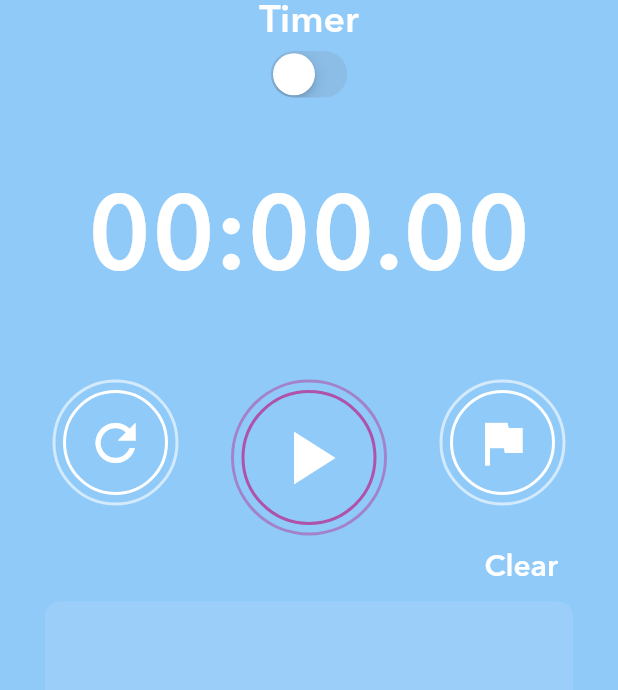
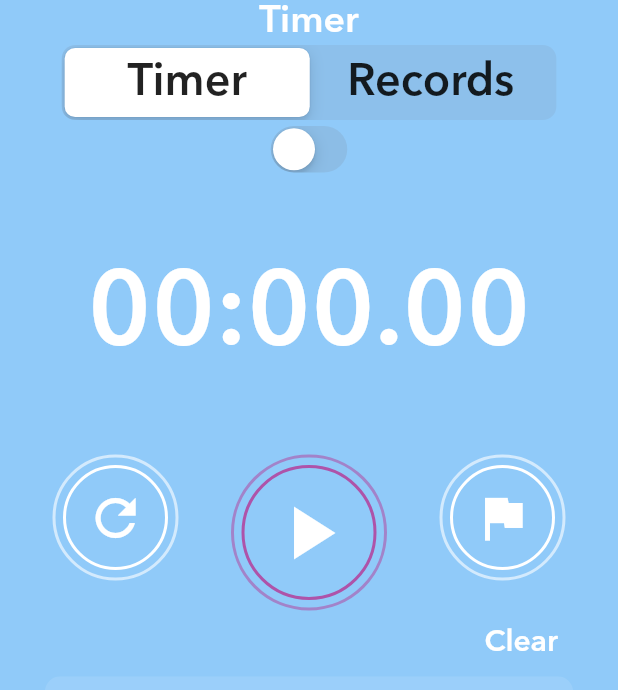
Before and after one commit to Shah-Aayush/stopwatch-app, a Flutter app: the screen it shows after launch, on a phone screen of 412 x 824 dp. Shown: the top 690 px of the screen. Run offline on Flutter 3.47's test engine with Material 2 defaults, Android fonts, the phone set to English and light mode, and no system bars.

Commit message:
add screen structure

```diff
--- a/lib/main.dart
+++ b/lib/main.dart
@@ -3,6 +3,9 @@ import 'dart:ui';
 import 'package:flutter/cupertino.dart';
 import 'package:flutter/material.dart';
 import 'dart:async';
+
+import 'package:stopwatch/screens/records_screen.dart';
+import 'package:stopwatch/screens/timer_screen.dart';
 
 void main() {
   runApp(const MyApp());
@@ -34,12 +37,15 @@ class MyHomePage extends StatefulWidget {
   State<MyHomePage> createState() => _MyHomePageState();
 }
 
+enum SelectedSegment { timer, record }
+
 class _MyHomePageState extends State<MyHomePage> {
   int milliseconds = 0, seconds = 0, minutes = 0, hours = 0;
   late Timer timer;
   bool active = false;
   bool isHourFormat = false;
   List laps = [];
+  SelectedSegment currentSegment = SelectedSegment.timer;
 
   @override
   void dispose() {
@@ -119,6 +125,14 @@ class _MyHomePageState extends State<MyHomePage> {
     return (milliseconds / 10).round();
   }
 
+  Widget buildRecords() {
+    return const Text('record here!');
+  }
+
+  Widget buildTimer() {
+    return const Text('timer here!');
+  }
+
   @override
   Widget build(BuildContext context) {
     ThemeData theme = Theme.of(context);
@@ -137,27 +151,72 @@ class _MyHomePageState extends State<MyHomePage> {
                   color: Colors.white,
                 ),
               ),
+              CupertinoSlidingSegmentedControl<SelectedSegment>(
+                children: const {
+                  SelectedSegment.timer: Padding(
+                    padding: EdgeInsets.symmetric(
+                      horizontal: 15,
+                      vertical: 5,
+                    ),
+                    child: Text(
+                      'Timer',
+                      style: TextStyle(
+                        fontSize: 30,
+                      ),
+                    ),
+                  ),
+                  SelectedSegment.record: Padding(
+                    padding: EdgeInsets.symmetric(
+                      horizontal: 15,
+                      vertical: 5,
+                    ),
+                    child: Text(
+                      'Records',
+                      style: TextStyle(
+                        fontSize: 30,
+                      ),
+                    ),
+                  ),
+                },
+                onValueChanged: (value) {
+                  setState(() {
+                    currentSegment = value!;
+                  });
+                },
+                groupValue: currentSegment,
+                // thumbColor: CupertinoColors.activeGreen,
+              ),
               CupertinoSwitch(
-                  value: isHourFormat,
-                  onChanged: (bool? value) {
-                    setState(() {
-                      isHourFormat = value!;
-                    });
-                  }),
-              Container(
-                margin: const EdgeInsets.symmetric(vertical: 50.0),
-                child: Text(
-                  isHourFormat
-                      ? '${(hours >= 10) ? '$hours' : '0$hours'}:${(minutes >= 10) ? '$minutes' : '0$minutes'}:${(seconds >= 10) ? '$seconds' : '0$seconds'}'
-                      : '${(minutes >= 10) ? '$minutes' : '0$minutes'}:${(seconds >= 10) ? '$seconds' : '0$seconds'}.${(roundOffMilliSeconds(milliseconds) >= 10) ? '${roundOffMilliSeconds(milliseconds)}' : '0${roundOffMilliSeconds(milliseconds)}'}',
-                  style: const TextStyle(
-                    fontSize: 70.0,
-                    fontWeight: FontWeight.w600,
-                    color: Colors.white,
-                    fontFeatures: [FontFeature.tabularFigures()],
-                  ),
-                ),
+                value: isHourFormat,
+                onChanged: (bool? value) {
+                  setState(() {
+                    isHourFormat = value!;
+                  });
+                },
               ),
+              currentSegment == SelectedSegment.record
+                  ? const RecordsScreen()
+                  : TimerScreen(
+                      hours: hours,
+                      minutes: minutes,
+                      seconds: seconds,
+                      milliseconds: milliseconds,
+                      isHourFormat: isHourFormat)
+              // Container(
+              //     margin: const EdgeInsets.symmetric(vertical: 50.0),
+              //     child: Text(
+              //       isHourFormat
+              //           ? '${(hours >= 10) ? '$hours' : '0$hours'}:${(minutes >= 10) ? '$minutes' : '0$minutes'}:${(seconds >= 10) ? '$seconds' : '0$seconds'}'
+              //           : '${(minutes >= 10) ? '$minutes' : '0$minutes'}:${(seconds >= 10) ? '$seconds' : '0$seconds'}.${(roundOffMilliSeconds(milliseconds) >= 10) ? '${roundOffMilliSeconds(milliseconds)}' : '0${roundOffMilliSeconds(milliseconds)}'}',
+              //       style: const TextStyle(
+              //         fontSize: 70.0,
+              //         fontWeight: FontWeight.w600,
+              //         color: Colors.white,
+              //         fontFeatures: [FontFeature.tabularFigures()],
+              //       ),
+              //     ),
+              //   ),
+              ,
               Row(
                 mainAxisAlignment: MainAxisAlignment.spaceEvenly,
                 crossAxisAlignment: CrossAxisAlignment.start,
--- /dev/null
+++ b/lib/screens/timer_screen.dart
@@ -0,0 +1,42 @@
+import 'dart:ui';
+
+import 'package:flutter/material.dart';
+
+class TimerScreen extends StatefulWidget {
+  final int hours, minutes, seconds, milliseconds;
+  final bool isHourFormat;
+
+  const TimerScreen(
+      {super.key,
+      required this.hours,
+      required this.minutes,
+      required this.seconds,
+      required this.milliseconds,
+      required this.isHourFormat});
+  @override
+  State<TimerScreen> createState() => _TimerScreenState();
+}
+
+class _TimerScreenState extends State<TimerScreen> {
+  int roundOffMilliSeconds(int milliseconds) {
+    return (milliseconds / 10).round();
+  }
+
+  @override
+  Widget build(BuildContext context) {
+    return Container(
+      margin: const EdgeInsets.symmetric(vertical: 50.0),
+      child: Text(
+        widget.isHourFormat
+            ? '${(widget.hours >= 10) ? '${widget.hours}' : '0${widget.hours}'}:${(widget.minutes >= 10) ? '${widget.minutes}' : '0${widget.minutes}'}:${(widget.seconds >= 10) ? '${widget.seconds}' : '0${widget.seconds}'}'
+            : '${(widget.minutes >= 10) ? '${widget.minutes}' : '0${widget.minutes}'}:${(widget.seconds >= 10) ? '${widget.seconds}' : '0${widget.seconds}'}.${(roundOffMilliSeconds(widget.milliseconds) >= 10) ? '${roundOffMilliSeconds(widget.milliseconds)}' : '0${roundOffMilliSeconds(widget.milliseconds)}'}',
+        style: const TextStyle(
+          fontSize: 70.0,
+          fontWeight: FontWeight.w600,
+          color: Colors.white,
+          fontFeatures: [FontFeature.tabularFigures()],
+        ),
+      ),
+    );
+  }
+}
```
Also changed, not shown: lib/models/lap.dart (added, +15 -0 lines), lib/screens/records_screen.dart (added, +27 -0 lines).
